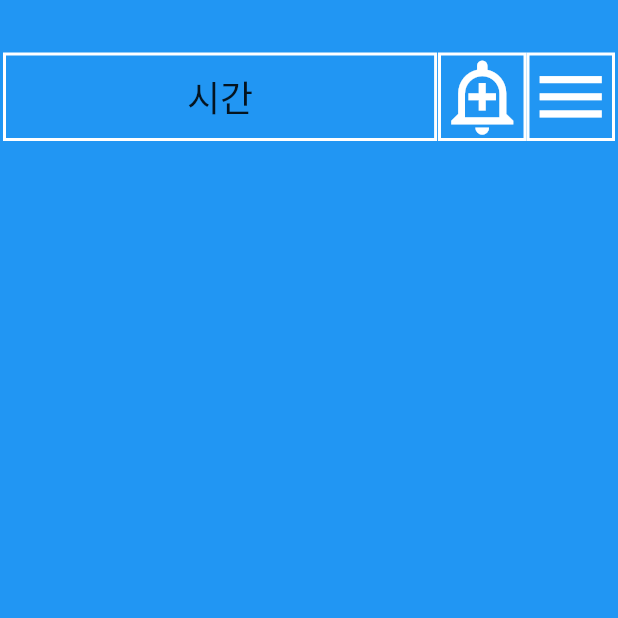
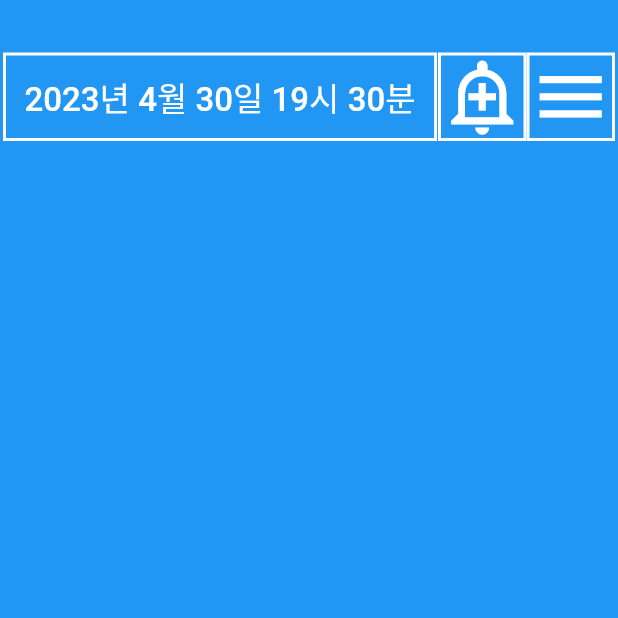
Before and after one commit to jithhuP/PowerBall, a Flutter app: the screen it shows after launch, on a phone screen of 412 x 824 dp, the top half of it. Run offline on Flutter 3.47's test engine with Material 2 defaults, Android fonts, the light colour scheme and no system bars; our stand-ins replace timer_builder.

Commit message:
타이머 기능 구현 및 주석 처리

```diff
--- a/practice/lib/main.dart
+++ b/practice/lib/main.dart
@@ -1,4 +1,5 @@
 import 'package:flutter/material.dart';
+import 'package:timer_builder/timer_builder.dart';
 
 void main() {
   runApp(const App());
@@ -12,12 +13,14 @@ class App extends StatelessWidget {
     return MaterialApp(
       home: Scaffold(
         backgroundColor: Colors.blue,
+        // 좌우 빈 공간을 넣음
         body: Padding(
           padding: const EdgeInsets.symmetric(
             horizontal: 2.0,
           ),
           child: Column(
             children: [
+              // 최상단 빈공간 넣음
               const SizedBox(
                 height: 35.0,
               ),
@@ -27,6 +30,7 @@ class App extends StatelessWidget {
                   Row(
                     mainAxisAlignment: MainAxisAlignment.center,
                     children: [
+                      //시간 영역 테두리
                       Container(
                         height: 59.0,
                         alignment: Alignment.center,
@@ -36,12 +40,22 @@ class App extends StatelessWidget {
                             color: Colors.white,
                           ),
                         ),
-                        child: const SizedBox(
+                        //시간 영역
+                        child: SizedBox(
                           width: 285.4,
-                          child: Text(
-                            "시간",
-                            style: TextStyle(fontSize: 24.0),
-                            textAlign: TextAlign.center,
+                          child: TimerBuilder.periodic(
+                            const Duration(seconds: 1),
+                            builder: (context) {
+                              return Text(
+                                '${DateTime.now().year}년 ${DateTime.now().month}월 ${DateTime.now().day}일 ${DateTime.now().hour + 9}시 ${DateTime.now().minute}분',
+                                textAlign: TextAlign.center,
+                                style: const TextStyle(
+                                  fontSize: 22.0,
+                                  fontWeight: FontWeight.w500,
+                                  color: Colors.white,
+                                ),
+                              );
+                            },
                           ),
                         ),
                       ),
@@ -50,6 +64,7 @@ class App extends StatelessWidget {
                   Row(
                     mainAxisAlignment: MainAxisAlignment.end,
                     children: [
+                      //알림 영역 테두리
                       Container(
                         decoration: BoxDecoration(
                           border: Border.all(
@@ -57,12 +72,14 @@ class App extends StatelessWidget {
                             color: Colors.white,
                           ),
                         ),
+                        //알림 영역
                         child: const Icon(
                           Icons.add_alert_outlined,
                           size: 55.0,
                           color: Colors.white,
                         ),
                       ),
+                      //메뉴 영역 테두리
                       Container(
                         decoration: BoxDecoration(
                           border: Border.all(
@@ -70,6 +87,7 @@ class App extends StatelessWidget {
                             color: Colors.white,
                           ),
                         ),
+                        // 메뉴 영역
                         child: const Icon(
                           Icons.menu,
                           size: 55.0,
--- a/practice/pubspec.yaml
+++ b/practice/pubspec.yaml
@@ -18,6 +18,7 @@ publish_to: 'none' # Remove this line if you wish to publish to pub.dev
 # of the product and file versions while build-number is used as the build suffix.
 version: 1.0.0+1
 
+
 environment:
   sdk: '>=2.19.5 <3.0.0'
 
@@ -28,6 +29,8 @@ environment:
 # the latest version available on pub.dev. To see which dependencies have newer
 # versions available, run `flutter pub outdated`.
 dependencies:
+  timer_builder: ^2.0.0
+  date_format: ^pub.dev
   flutter:
     sdk: flutter
 
```
Also changed, not shown: practice/pubspec.lock.
